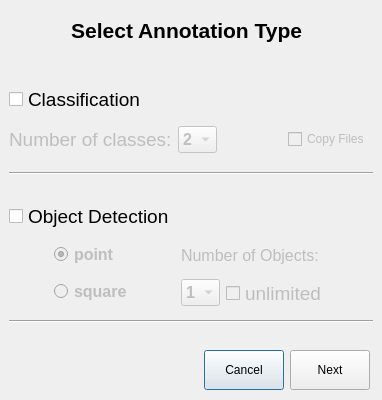
This is step_2.ui in KarolBo/labeling_tool as Qt 5 draws it before an edit. The edited form follows.
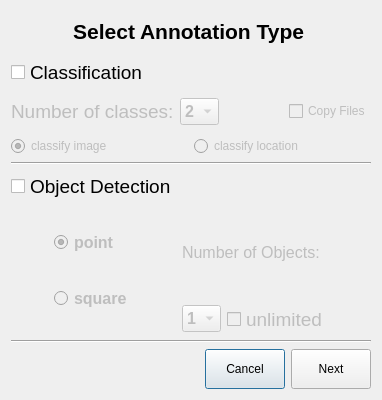
This is the edited form.

Commit message: locations classification - 1

What changed in the file:
```diff
--- a/step_2.ui
+++ b/step_2.ui
@@ -13,103 +13,8 @@
   <property name="windowTitle">
    <string>Dialog</string>
   </property>
-  <widget class="QCheckBox" name="check_class">
-   <property name="geometry">
-    <rect>
-     <x>9</x>
-     <y>84</y>
-     <width>142</width>
-     <height>30</height>
-    </rect>
-   </property>
-   <property name="minimumSize">
-    <size>
-     <width>0</width>
-     <height>30</height>
-    </size>
-   </property>
-   <property name="maximumSize">
-    <size>
-     <width>16777215</width>
-     <height>30</height>
-    </size>
-   </property>
-   <property name="font">
-    <font>
-     <family>Arial</family>
-     <pointsize>14</pointsize>
-    </font>
-   </property>
-   <property name="text">
-    <string>Classification</string>
-   </property>
-  </widget>
-  <widget class="Line" name="line">
-   <property name="geometry">
-    <rect>
-     <x>9</x>
-     <y>165</y>
-     <width>364</width>
-     <height>16</height>
-    </rect>
-   </property>
-   <property name="orientation">
-    <enum>Qt::Horizontal</enum>
-   </property>
-  </widget>
-  <widget class="QCheckBox" name="checkbox_object">
-   <property name="geometry">
-    <rect>
-     <x>9</x>
-     <y>201</y>
-     <width>171</width>
-     <height>30</height>
-    </rect>
-   </property>
-   <property name="minimumSize">
-    <size>
-     <width>0</width>
-     <height>30</height>
-    </size>
-   </property>
-   <property name="maximumSize">
-    <size>
-     <width>16777215</width>
-     <height>30</height>
-    </size>
-   </property>
-   <property name="font">
-    <font>
-     <family>Arial</family>
-     <pointsize>14</pointsize>
-    </font>
-   </property>
-   <property name="text">
-    <string>Object Detection</string>
-   </property>
-  </widget>
-  <widget class="Line" name="line_2">
-   <property name="geometry">
-    <rect>
-     <x>9</x>
-     <y>313</y>
-     <width>364</width>
-     <height>16</height>
-    </rect>
-   </property>
-   <property name="orientation">
-    <enum>Qt::Horizontal</enum>
-   </property>
-  </widget>
-  <widget class="QWidget" name="">
-   <property name="geometry">
-    <rect>
-     <x>9</x>
-     <y>9</y>
-     <width>361</width>
-     <height>42</height>
-    </rect>
-   </property>
+  <layout class="QVBoxLayout" name="verticalLayout_3">
+   <item>
    <layout class="QHBoxLayout" name="horizontalLayout">
     <item>
      <spacer name="horizontalSpacer_2">
@@ -174,16 +79,33 @@
      </spacer>
     </item>
    </layout>
-  </widget>
-  <widget class="QWidget" name="">
-   <property name="geometry">
-    <rect>
-     <x>9</x>
-     <y>120</y>
-     <width>361</width>
-     <height>39</height>
-    </rect>
-   </property>
+   </item>
+   <item>
+    <widget class="QCheckBox" name="check_class">
+     <property name="minimumSize">
+      <size>
+       <width>0</width>
+       <height>30</height>
+      </size>
+     </property>
+     <property name="maximumSize">
+      <size>
+       <width>16777215</width>
+       <height>30</height>
+      </size>
+     </property>
+     <property name="font">
+      <font>
+       <family>Arial</family>
+       <pointsize>14</pointsize>
+      </font>
+     </property>
+     <property name="text">
+      <string>Classification</string>
+     </property>
+    </widget>
+   </item>
+   <item>
    <layout class="QHBoxLayout" name="horizontalLayout_2">
     <item>
      <widget class="QLabel" name="label_classes">
@@ -277,88 +199,79 @@
      </widget>
     </item>
    </layout>
-  </widget>
-  <widget class="QWidget" name="">
-   <property name="geometry">
-    <rect>
-     <x>9</x>
-     <y>349</y>
-     <width>361</width>
-     <height>42</height>
-    </rect>
-   </property>
-   <layout class="QHBoxLayout" name="horizontalLayout_3">
-    <item>
-     <spacer name="horizontalSpacer">
-      <property name="orientation">
-       <enum>Qt::Horizontal</enum>
-      </property>
-      <property name="sizeHint" stdset="0">
-       <size>
-        <width>78</width>
-        <height>20</height>
-       </size>
-      </property>
-     </spacer>
     </item>
     <item>
-     <widget class="QPushButton" name="button_cancel">
-      <property name="minimumSize">
-       <size>
-        <width>80</width>
-        <height>40</height>
-       </size>
-      </property>
-      <property name="maximumSize">
-       <size>
-        <width>80</width>
-        <height>40</height>
-       </size>
-      </property>
-      <property name="text">
-       <string>Cancel</string>
-      </property>
-     </widget>
-    </item>
+    <layout class="QHBoxLayout" name="horizontalLayout_6">
     <item>
-     <widget class="QPushButton" name="button_next">
+      <widget class="QRadioButton" name="radio_image">
       <property name="enabled">
+        <bool>false</bool>
+       </property>
+       <property name="text">
+        <string>classify image</string>
+       </property>
+       <property name="checked">
        <bool>true</bool>
       </property>
-      <property name="sizePolicy">
-       <sizepolicy hsizetype="Fixed" vsizetype="Fixed">
-        <horstretch>0</horstretch>
-        <verstretch>0</verstretch>
-       </sizepolicy>
-      </property>
-      <property name="minimumSize">
-       <size>
-        <width>80</width>
-        <height>40</height>
-       </size>
-      </property>
-      <property name="maximumSize">
-       <size>
-        <width>80</width>
-        <height>40</height>
-       </size>
+       <attribute name="buttonGroup">
+        <string notr="true">buttonGroup_2</string>
+       </attribute>
+      </widget>
+     </item>
+     <item>
+      <widget class="QRadioButton" name="radio_location">
+       <property name="enabled">
+        <bool>false</bool>
       </property>
       <property name="text">
-       <string>Next</string>
-      </property>
+        <string>classify location</string>
+       </property>
+       <attribute name="buttonGroup">
+        <string notr="true">buttonGroup_2</string>
+       </attribute>
      </widget>
     </item>
    </layout>
-  </widget>
-  <widget class="QWidget" name="">
-   <property name="geometry">
-    <rect>
-     <x>10</x>
-     <y>238</y>
-     <width>361</width>
-     <height>70</height>
-    </rect>
-   </property>
+   </item>
+   <item>
+    <widget class="Line" name="line">
+     <property name="minimumSize">
+      <size>
+       <width>0</width>
+       <height>2</height>
+      </size>
+     </property>
+     <property name="orientation">
+      <enum>Qt::Horizontal</enum>
+     </property>
+    </widget>
+   </item>
+   <item>
+    <widget class="QCheckBox" name="checkbox_object">
+     <property name="minimumSize">
+      <size>
+       <width>0</width>
+       <height>30</height>
+      </size>
+     </property>
+     <property name="maximumSize">
+      <size>
+       <width>16777215</width>
+       <height>30</height>
+      </size>
+     </property>
+     <property name="font">
+      <font>
+       <family>Arial</family>
+       <pointsize>14</pointsize>
+      </font>
+     </property>
+     <property name="text">
+      <string>Object Detection</string>
+     </property>
+    </widget>
+   </item>
+   <item>
    <layout class="QHBoxLayout" name="horizontalLayout_5">
     <item>
      <spacer name="horizontalSpacer_6">
@@ -577,7 +490,79 @@
      </spacer>
     </item>
    </layout>
-  </widget>
+   </item>
+   <item>
+    <widget class="Line" name="line_2">
+     <property name="orientation">
+      <enum>Qt::Horizontal</enum>
+     </property>
+    </widget>
+   </item>
+   <item>
+    <layout class="QHBoxLayout" name="horizontalLayout_3">
+     <item>
+      <spacer name="horizontalSpacer">
+       <property name="orientation">
+        <enum>Qt::Horizontal</enum>
+       </property>
+       <property name="sizeHint" stdset="0">
+        <size>
+         <width>78</width>
+         <height>20</height>
+        </size>
+       </property>
+      </spacer>
+     </item>
+     <item>
+      <widget class="QPushButton" name="button_cancel">
+       <property name="minimumSize">
+        <size>
+         <width>80</width>
+         <height>40</height>
+        </size>
+       </property>
+       <property name="maximumSize">
+        <size>
+         <width>80</width>
+         <height>40</height>
+        </size>
+       </property>
+       <property name="text">
+        <string>Cancel</string>
+       </property>
+      </widget>
+     </item>
+     <item>
+      <widget class="QPushButton" name="button_next">
+       <property name="enabled">
+        <bool>true</bool>
+       </property>
+       <property name="sizePolicy">
+        <sizepolicy hsizetype="Fixed" vsizetype="Fixed">
+         <horstretch>0</horstretch>
+         <verstretch>0</verstretch>
+        </sizepolicy>
+       </property>
+       <property name="minimumSize">
+        <size>
+         <width>80</width>
+         <height>40</height>
+        </size>
+       </property>
+       <property name="maximumSize">
+        <size>
+         <width>80</width>
+         <height>40</height>
+        </size>
+       </property>
+       <property name="text">
+        <string>Next</string>
+       </property>
+      </widget>
+     </item>
+    </layout>
+   </item>
+  </layout>
  </widget>
  <resources/>
  <connections/>
```
Left out of the diff: 1 changed line with no effect on the pictures. Lines whose indentation alone changed are shown as unchanged. The commit also changes 1 other file.
